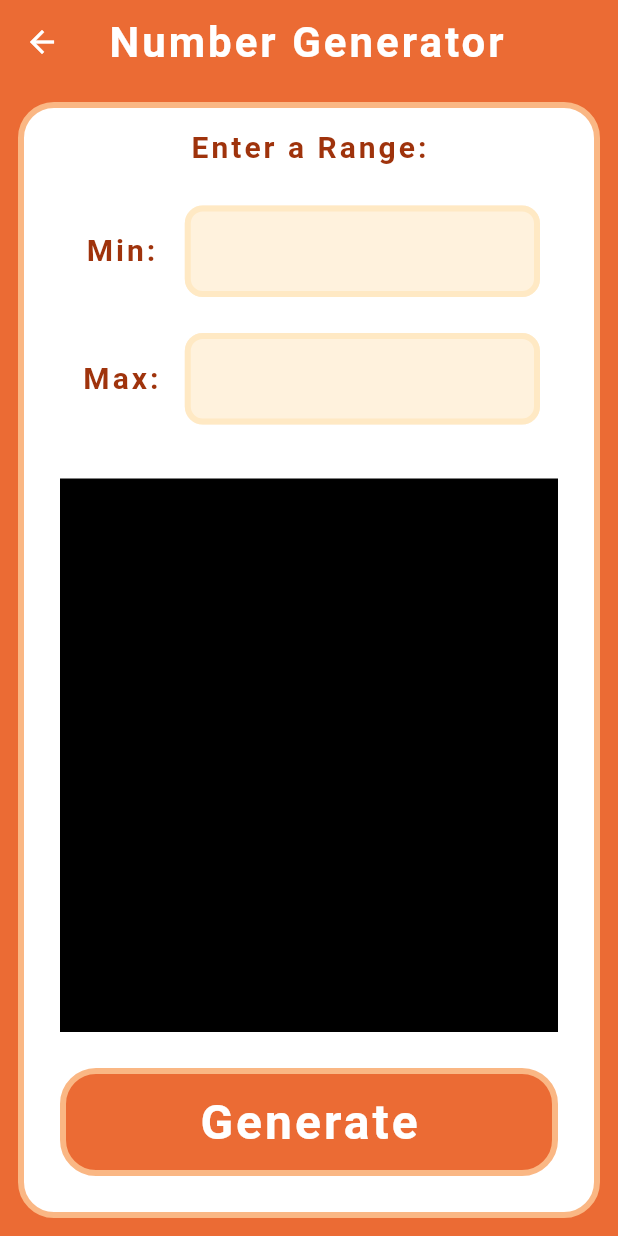
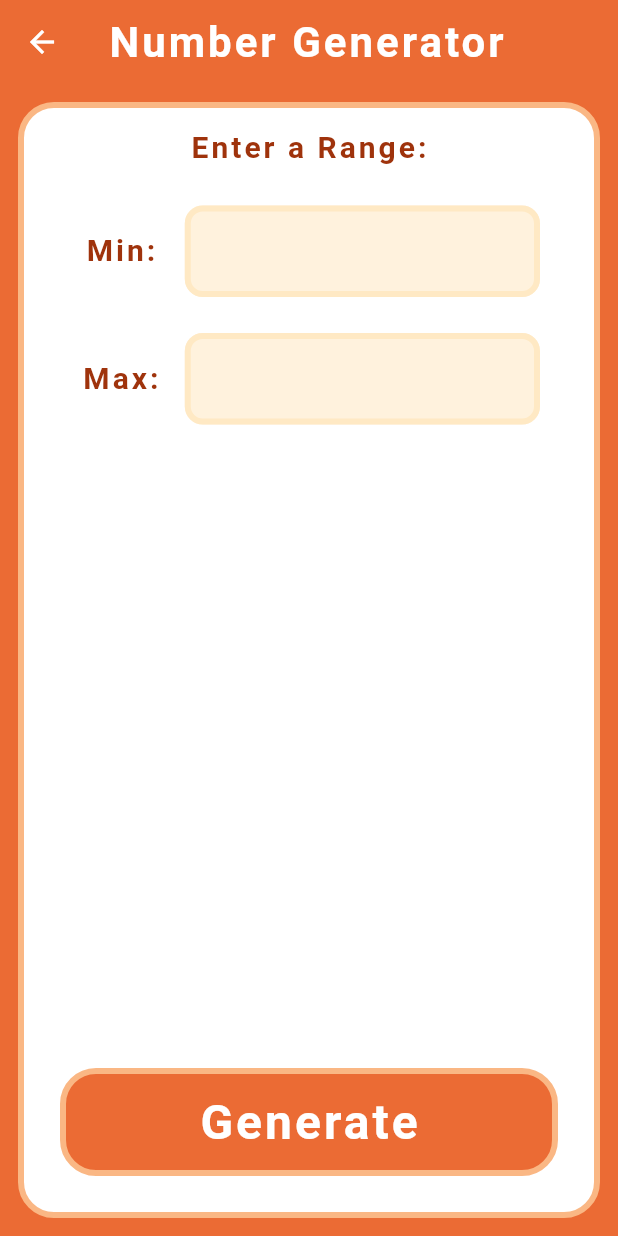
Before and after one commit to TavinaC/Decide., a Flutter app: the screen it shows after launch, after a tap on "Number Generator", on a phone screen of 412 x 824 dp. Run offline on Flutter 3.47's test engine with Material 3 defaults, Android fonts, the phone set to English and light mode, and no system bars; our stand-ins replace google_fonts.

Commit message:
rng almost done

```diff
--- a/lib/components/base_page.dart
+++ b/lib/components/base_page.dart
@@ -11,6 +11,7 @@ class BasePage extends StatelessWidget {
   @override
   Widget build(BuildContext context) {
     return Scaffold(
+      resizeToAvoidBottomInset: false,
       backgroundColor: primary,
       appBar: AppBar(
         backgroundColor: primary,
--- a/lib/pages/rng.dart
+++ b/lib/pages/rng.dart
@@ -41,7 +41,7 @@ class _NumberGenerator extends State<NumberGenerator> {
 
   final TextEditingController _num1 = TextEditingController();
   final TextEditingController _num2 = TextEditingController();
-  final String rand = "";
+  static String rand = "";
 
   @override
   Widget build(BuildContext context) {
@@ -50,6 +50,9 @@ class _NumberGenerator extends State<NumberGenerator> {
           padding: EdgeInsets.all(padding),
           child: Column(
             crossAxisAlignment: CrossAxisAlignment.stretch,
+            mainAxisAlignment: MainAxisAlignment.spaceBetween,
+            children: [
+              Column(
                 children: [
                   Center(child:Text("Enter a Range:")),
                   Padding(
@@ -80,15 +83,31 @@ class _NumberGenerator extends State<NumberGenerator> {
                       ),
                     ],),
                   ),
-              Expanded(
-                child: Container (
-                  margin: EdgeInsets.all(padding),
-                  color: black,//implement random number here
-                )
+                ]),
+                Container(
+                    padding: EdgeInsetsGeometry.all(2*padding),
+                    child: Text(
+                      rand,
+                      maxLines: 3,
+                      textAlign : TextAlign.center,
+                      style: TextStyle(
+                        fontSize: 60,
+                      ),
+                  ),
                 ),
               GestureDetector(
                 onTap: () {
+                  int num1 = int.parse(_num1.text);
+                  int num2 = int.parse(_num2.text);
 
+                  //validate input
+                  if (num1 + 1 <= num2) {
+                    setState(() {
+                      rand = (Random().nextInt(num2-num1+1) + num1).toString();
+                    });
+                  } else {
+                    //throw error
+                  }
                 },
                 child: Container(
                   height: 6*padding,
@@ -153,6 +172,7 @@ class Input extends StatelessWidget {
               ),
               fillColor: yellowLight,
               filled: true,
+              hoverColor: yellowLight,
             )
     );
   }
```
Lines whose indentation alone changed are shown as unchanged.
